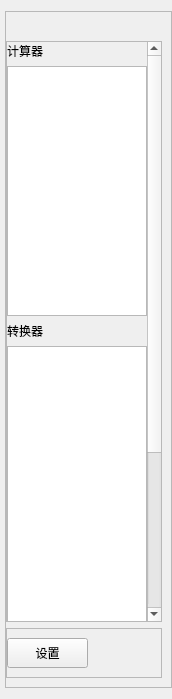
yxingqin/CulcaMaid, file source/Widget/PopMenu/PopMenu.ui: the form before one commit.
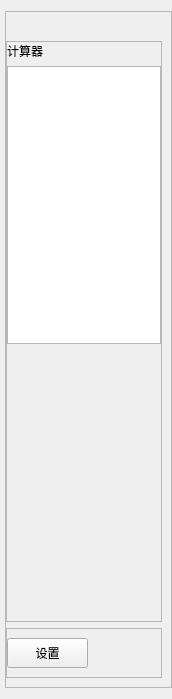
The form after the commit. Icons and pictures are not drawn.

What changed in the file:
```diff
--- a/source/Widget/PopMenu/PopMenu.ui
+++ b/source/Widget/PopMenu/PopMenu.ui
@@ -76,8 +76,8 @@
           <rect>
            <x>0</x>
            <y>0</y>
-           <width>137</width>
-           <height>792</height>
+           <width>154</width>
+           <height>577</height>
           </rect>
          </property>
          <layout class="QVBoxLayout" name="verticalLayout_4">
@@ -111,21 +111,17 @@
            </widget>
           </item>
           <item>
-           <widget class="QLabel" name="label_2">
-            <property name="text">
-             <string>转换器</string>
+           <spacer name="verticalSpacer_2">
+            <property name="orientation">
+             <enum>Qt::Vertical</enum>
             </property>
-           </widget>
-          </item>
-          <item>
-           <widget class="QListWidget" name="listw_switch">
-            <property name="minimumSize">
+            <property name="sizeHint" stdset="0">
              <size>
-              <width>0</width>
-              <height>500</height>
+              <width>20</width>
+              <height>40</height>
              </size>
             </property>
-           </widget>
+           </spacer>
           </item>
          </layout>
         </widget>
```
